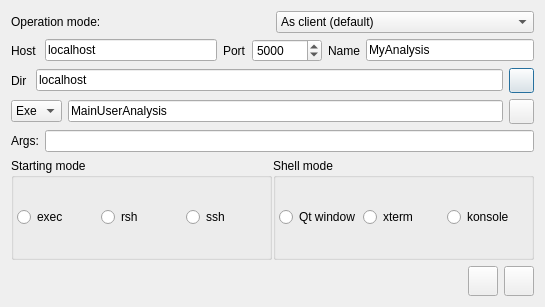
The window that qt4/Go4GUI/TGo4StartClient.ui (gsi-ee/go4) describes before a commit, drawn with Qt 5.
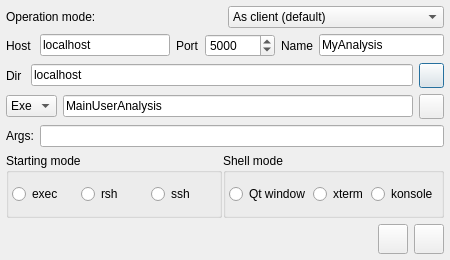
The same window after the commit. Icons and pictures are not drawn.

Commit message: Use central shutdown function in http proxy, minimize startclient dialog size

The edit to the form file:
```diff
--- a/qt4/Go4GUI/TGo4StartClient.ui
+++ b/qt4/Go4GUI/TGo4StartClient.ui
@@ -7,8 +7,8 @@
    <rect>
     <x>0</x>
     <y>0</y>
-    <width>545</width>
-    <height>307</height>
+    <width>450</width>
+    <height>260</height>
    </rect>
   </property>
   <property name="windowTitle">
@@ -445,7 +445,7 @@
    </item>
   </layout>
  </widget>
- <layoutdefault spacing="6" margin="11"/>
+ <layoutdefault spacing="6" margin="6"/>
  <tabstops>
   <tabstop>LineEditClientName</tabstop>
   <tabstop>LineEditClientNode</tabstop>
```
Left out of the diff: 110 changed lines with no effect on the pictures. The commit also changes 3 other files.
